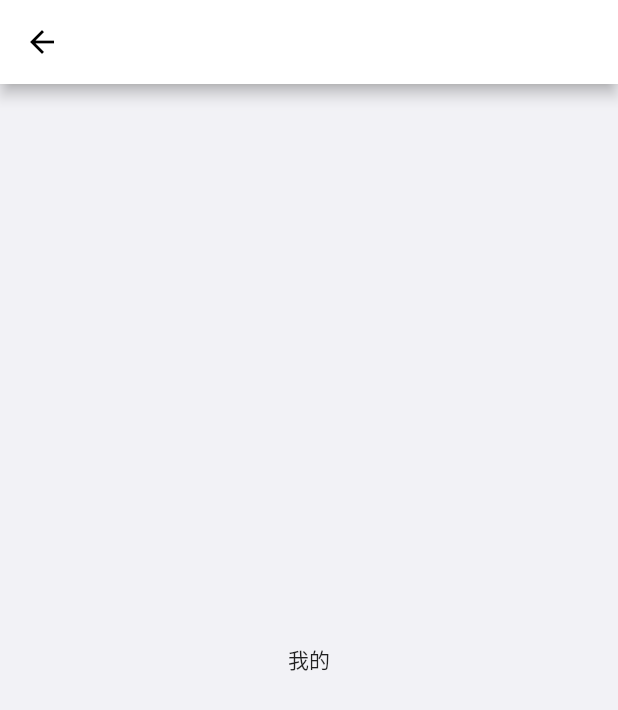
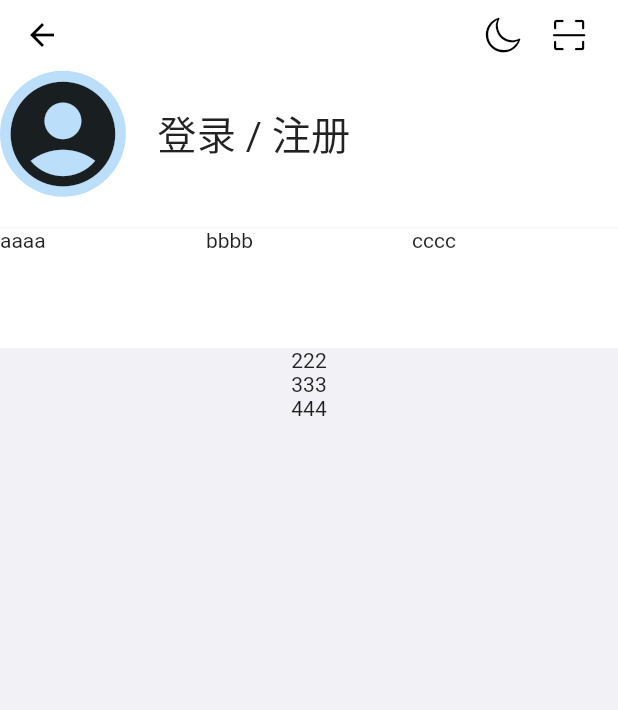
Before and after one commit to MemoryDewey/FlutterBaasStudy, a Flutter app: the ProfilePage screen opened directly, on a phone screen of 412 x 824 dp. Shown: the top 710 px of the screen. Run offline on Flutter 3.47's test engine with Material 2 defaults, Android fonts, the phone set to English and light mode, and no system bars; our stand-ins replace cached_network_image, dio, flutter_screenutil, flutter_swiper, shared_preferences; accounts and stored records are empty; network calls fail.

Commit message:
更新主页及个人界面，加入图标

```diff
--- /dev/null
+++ b/lib/icons/font_icon.dart
@@ -0,0 +1,31 @@
+import 'package:flutter/widgets.dart';
+
+class FontIcons {
+  FontIcons._();
+
+  static const IconData bst_coin = IconData(0xe601, fontFamily: 'IconFont');
+  static const IconData bst_coin_square =
+      IconData(0xe602, fontFamily: 'IconFont');
+  static const IconData bst_orders = IconData(0xe603, fontFamily: 'IconFont');
+  static const IconData certificate = IconData(0xe604, fontFamily: 'IconFont');
+  static const IconData coin_square = IconData(0xe605, fontFamily: 'IconFont');
+  static const IconData coin = IconData(0xe606, fontFamily: 'IconFont');
+  static const IconData feedback = IconData(0xe607, fontFamily: 'IconFont');
+  static const IconData female = IconData(0xe608, fontFamily: 'IconFont');
+  static const IconData detail = IconData(0xe609, fontFamily: 'IconFont');
+  static const IconData live = IconData(0xe60a, fontFamily: 'IconFont');
+  static const IconData invite = IconData(0xe60b, fontFamily: 'IconFont');
+  static const IconData male = IconData(0xe60c, fontFamily: 'IconFont');
+  static const IconData page_null = IconData(0xe60d, fontFamily: 'IconFont');
+  static const IconData paper = IconData(0xe60e, fontFamily: 'IconFont');
+  static const IconData question = IconData(0xe60f, fontFamily: 'IconFont');
+  static const IconData reset = IconData(0xe610, fontFamily: 'IconFont');
+  static const IconData round_picture =
+      IconData(0xe611, fontFamily: 'IconFont');
+  static const IconData safety_setting =
+      IconData(0xe612, fontFamily: 'IconFont');
+  static const IconData scan = IconData(0xe614, fontFamily: 'IconFont');
+  static const IconData qr_code = IconData(0xe63c, fontFamily: 'IconFont');
+  static const IconData sun = IconData(0xe6ee,fontFamily: 'IconFont');
+  static const IconData moon = IconData(0xe69a, fontFamily: 'IconFont');
+}
--- a/lib/pages/course_list_page.dart
+++ b/lib/pages/course_list_page.dart
@@ -10,7 +10,9 @@ class _CourseListPageState extends State<CourseListPage> {
   @override
   Widget build(BuildContext context) {
     return Scaffold(
-      appBar: AppBar(),
+      appBar: AppBar(
+
+      ),
       body: Column(
         children: <Widget>[
           SearchBar(
--- a/lib/pages/home_page.dart
+++ b/lib/pages/home_page.dart
@@ -166,23 +166,6 @@ class _HomePageState extends State<HomePage>
     }
   }
 
-  /// 课程
-  Widget _course({String text, IconData icon, Color color, Widget course}) {
-    return Padding(
-      padding: _padding,
-      child: Column(
-        children: <Widget>[
-          HomeTitleWidget(
-            text: text,
-            icon: icon,
-            colors: color,
-          ),
-          course,
-        ],
-      ),
-    );
-  }
-
   /// appbar
   Widget get _appBar {
     return Column(
@@ -237,8 +220,30 @@ class _HomePageState extends State<HomePage>
                 fit: BoxFit.cover,
               );
             },
-            pagination: SwiperPagination(),
+            pagination: SwiperPagination(
+                builder: DotSwiperPaginationBuilder(
+              activeColor: Colors.blue,
+              size: AutoSizeUtil.size(8),
+              activeSize: AutoSizeUtil.size(8),
+            )),
           ),
         ));
   }
+
+  /// 课程
+  Widget _course({String text, IconData icon, Color color, Widget course}) {
+    return Padding(
+      padding: _padding,
+      child: Column(
+        children: <Widget>[
+          HomeTitleWidget(
+            text: text,
+            icon: icon,
+            colors: color,
+          ),
+          course,
+        ],
+      ),
+    );
+  }
 }
--- a/lib/pages/profile_page.dart
+++ b/lib/pages/profile_page.dart
@@ -1,3 +1,5 @@
+import 'package:baas_study/icons/font_icon.dart';
+import 'package:baas_study/utils/auto_size_utli.dart';
 import 'package:flutter/material.dart';
 
 class ProfilePage extends StatefulWidget {
@@ -5,25 +7,104 @@ class ProfilePage extends StatefulWidget {
   _ProfilePageState createState() => _ProfilePageState();
 }
 
-class _ProfilePageState extends State<ProfilePage> {
+class _ProfilePageState extends State<ProfilePage>
+    with AutomaticKeepAliveClientMixin {
   @override
   void initState() {
     super.initState();
     print('I have been created!');
   }
-  @override
-  void deactivate() {
-    super.deactivate();
-    print('deactive');
-  }
+
   @override
   Widget build(BuildContext context) {
+    super.build(context);
     return Scaffold(
-      appBar: AppBar(
+        appBar: _appBar,
+        backgroundColor: Color(0xfff2f2f6),
+        body: Container(
+          child: Column(
+            children: <Widget>[
+              _info,
+              Divider(
+                height: 0,
+              ),
+              _gradItem,
+              Text('222'),
+              Text('333'),
+              Text('444'),
+            ],
+          ),
+        ));
+  }
+
+  @override
+  bool get wantKeepAlive => true;
+
+  _size(double size) {
+    return AutoSizeUtil.size(size);
+  }
+
+  Widget get _appBar {
+    return PreferredSize(
+      child: AppBar(
+        elevation: 0,
+        actions: <Widget>[
+          Padding(
+            padding: EdgeInsets.only(right: _size(20)),
+            child: Icon(
+              FontIcons.moon,
+              size: _size(22),
+            ),
+          ),
+          Padding(
+            padding: EdgeInsets.only(right: _size(20)),
+            child: Icon(
+              FontIcons.scan,
+              size: _size(22),
+            ),
+          )
+        ],
       ),
-      backgroundColor: Color(0xfff2f2f6),
-      body: Center(
-        child: Text('我的'),
+      preferredSize: Size.fromHeight(_size(45)),
+    );
+  }
+
+  Widget get _info {
+    return Container(
+      padding: EdgeInsets.only(bottom: _size(20)),
+      color: Colors.white,
+      child: Row(
+        children: <Widget>[
+          CircleAvatar(
+            radius: _size(40),
+            child: Icon(Icons.account_circle, size: _size(80)),
+          ),
+          /*Icon(
+            Icons.account_circle,
+            size: _size(80),
+            color: Color(0x85000000),
+          ),*/
+          Container(
+            padding: EdgeInsets.only(left: _size(20)),
+            constraints: BoxConstraints(maxWidth: _size(270)),
+            child: Text(
+              '登录 / 注册',
+              style: TextStyle(fontSize: AutoSizeUtil.font(25)),
+              overflow: TextOverflow.ellipsis,
+            ),
+          )
+        ],
+      ),
+    );
+  }
+
+  Widget get _gradItem {
+    return Container(
+      height: 80,
+      color: Colors.white,
+      child: GridView.count(
+        crossAxisCount: 3,
+        children: <Widget>[Text('aaaa'), Text('bbbb'), Text('cccc')],
       ),
     );
   }
--- a/lib/widget/course_card.dart
+++ b/lib/widget/course_card.dart
@@ -34,12 +34,14 @@ class CourseCard extends StatelessWidget {
             padding: EdgeInsets.only(right: AutoSizeUtil.size(10)),
             child: AspectRatio(
                 aspectRatio: 16 / 9,
+                child: ClipRRect(
+                  borderRadius: BorderRadius.circular(5),
                   child: CachedNetworkImage(
                     imageUrl: imageUrl,
                     errorWidget: (context, url, error) => Icon(Icons.image),
                     fit: BoxFit.cover,
                   ),
-            ),
+                )),
           ),
           Expanded(
             flex: 1,
@@ -53,8 +55,7 @@ class CourseCard extends StatelessWidget {
                     style: TextStyle(
                         fontSize: AutoSizeUtil.font(16),
                         color: Color(0xff333333),
-                      height: 1
-                    ),
+                        height: 1),
                     overflow: TextOverflow.ellipsis,
                   ),
                 ),
--- a/lib/widget/course_discount_card.dart
+++ b/lib/widget/course_discount_card.dart
@@ -30,19 +30,24 @@ class CourseDiscountCard extends StatelessWidget {
       child: Card(
         elevation: AutoSizeUtil.size(2),
         shape: RoundedRectangleBorder(
-          borderRadius: BorderRadius.all(Radius.circular(AutoSizeUtil.size(5))),
+          borderRadius: BorderRadius.all(Radius.circular(AutoSizeUtil.size(8))),
         ),
         child: Column(
           crossAxisAlignment: CrossAxisAlignment.start,
           children: <Widget>[
             AspectRatio(
                 aspectRatio: 16 / 9,
+                child: ClipRRect(
+                  borderRadius: BorderRadius.only(
+                    topLeft: Radius.circular(AutoSizeUtil.size(8)),
+                    topRight: Radius.circular(AutoSizeUtil.size(8)),
+                  ),
                   child: CachedNetworkImage(
                     imageUrl: imageUrl,
                     errorWidget: (context, url, error) => Icon(Icons.image),
                     fit: BoxFit.cover,
                   ),
-            ),
+                )),
             Padding(
               padding: EdgeInsets.all(AutoSizeUtil.size(10)),
               child: Text(
@@ -72,17 +77,36 @@ class CourseDiscountCard extends StatelessWidget {
                           decoration: TextDecoration.lineThrough,
                         ),
                       ),
+                      Container(
+                        decoration: BoxDecoration(
+                            border: Border.all(color: Color(0xffee0a24))),
+                        padding: EdgeInsets.fromLTRB(
+                          AutoSizeUtil.size(8),
+                          AutoSizeUtil.size(2),
+                          AutoSizeUtil.size(8),
+                          AutoSizeUtil.size(2),
+                        ),
+                        child: Text(
+                          '限时抢购',
+                          style: TextStyle(color: Color(0xffee0a24)),
+                        ),
+                      )
+                    ],
+                  ),
+                  Row(
+                    mainAxisAlignment: MainAxisAlignment.spaceBetween,
+                    children: <Widget>[
                       Text(
                         '￥ ${(price * discount).toStringAsFixed(2)}',
                         overflow: TextOverflow.ellipsis,
                         style: TextStyle(color: Color(0xffee0a24)),
                       ),
-                    ],
-                  ),
                       Text(
                         '$applyCount 人已抢',
                         overflow: TextOverflow.ellipsis,
                         style: TextStyle(color: Color(0xff7d7e80)),
+                      ),
+                    ],
                   ),
                   MaterialButton(
                     color: Color(0xffff976a),
```
Also changed, not shown: pubspec.yaml (+4 -6 lines), assets/fonts/IconFont.ttf (added). Lines whose indentation alone changed are shown as unchanged.
